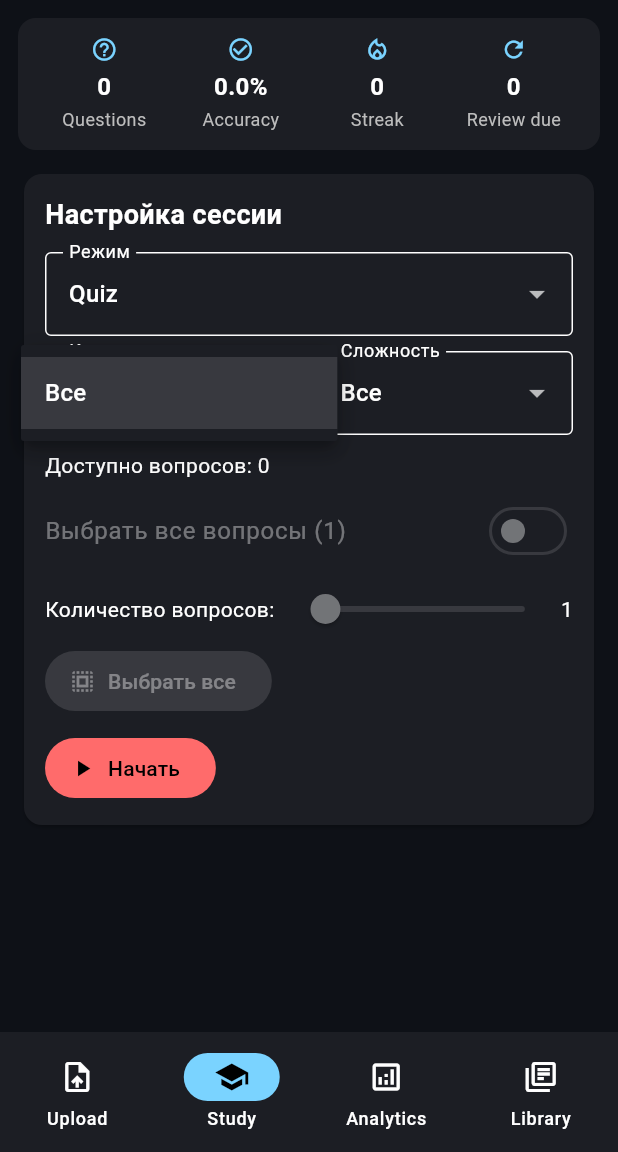
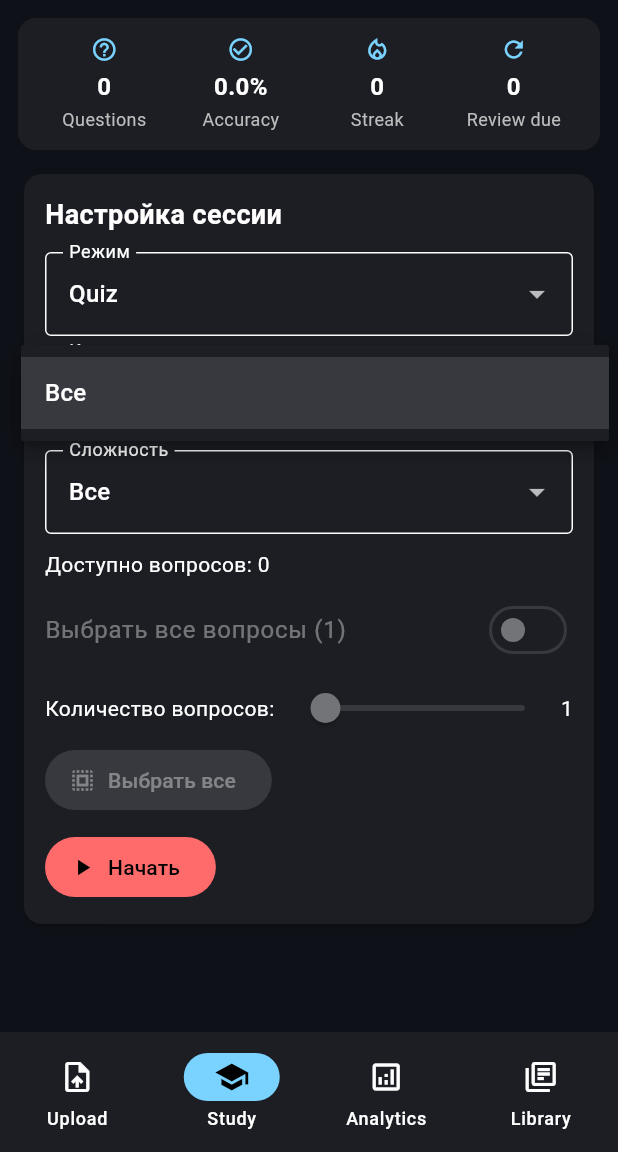
Before and after one commit to Nodensss/Tests, a Flutter app: the screen it shows after launch, item 2 of the bottom bar chosen, after a tap on "Все", on a phone screen of 412 x 824 dp, the part 84-1236 px from its top. Run offline on Flutter 3.47's test engine with Material 3 defaults, Android fonts, the phone set to English and light mode, and no system bars; our stand-ins replace file_picker, fl_chart, sqflite, sqflite_common_ffi, sqflite_common_ffi_web; missing offline and left inert: excel; accounts and stored records are empty; statements that could not run were skipped.

Commit message:
Fix web runtime, add duplicate viewer, and improve upload/study UX

```diff
--- a/lib/main.dart
+++ b/lib/main.dart
@@ -1,8 +1,10 @@
 import 'dart:io';
 
+import 'package:flutter/foundation.dart';
 import 'package:flutter/material.dart';
 import 'package:provider/provider.dart';
 import 'package:sqflite_common_ffi/sqflite_ffi.dart';
+import 'package:sqflite_common_ffi_web/sqflite_ffi_web.dart';
 
 import 'screens/analytics_screen.dart';
 import 'screens/library_screen.dart';
@@ -13,7 +15,9 @@ import 'state/app_state.dart';
 Future<void> main() async {
   WidgetsFlutterBinding.ensureInitialized();
 
-  if (Platform.isWindows || Platform.isLinux || Platform.isMacOS) {
+  if (kIsWeb) {
+    databaseFactory = databaseFactoryFfiWeb;
+  } else if (Platform.isWindows || Platform.isLinux || Platform.isMacOS) {
     sqfliteFfiInit();
     databaseFactory = databaseFactoryFfi;
   }
--- a/lib/screens/study_screen.dart
+++ b/lib/screens/study_screen.dart
@@ -123,64 +123,26 @@ class _StudyScreenState extends State<StudyScreen> {
                   },
                 ),
                 const SizedBox(height: 10),
-                Row(
-                  children: <Widget>[
-                    Expanded(
-                      child: DropdownButtonFormField<String>(
-                        initialValue: _category,
-                        decoration: const InputDecoration(
-                          border: OutlineInputBorder(),
-                          labelText: 'Категория',
-                        ),
-                        items: appState.categories
-                            .map(
-                              (c) => DropdownMenuItem<String>(
-                                value: c,
-                                child: Text(c),
-                              ),
-                            )
-                            .toList(growable: false),
-                        onChanged: (value) {
-                          if (value == null) {
-                            return;
-                          }
-                          setState(() {
-                            _category = value;
-                            _useAllQuestions = false;
-                          });
-                          _refreshAvailableCount(appState);
-                        },
-                      ),
-                    ),
-                    const SizedBox(width: 10),
-                    Expanded(
-                      child: DropdownButtonFormField<int?>(
-                        initialValue: _difficulty,
-                        decoration: const InputDecoration(
-                          border: OutlineInputBorder(),
-                          labelText: 'Сложность',
-                        ),
-                        items: const <DropdownMenuItem<int?>>[
-                          DropdownMenuItem<int?>(
-                            value: null,
-                            child: Text('Все'),
-                          ),
-                          DropdownMenuItem<int?>(value: 1, child: Text('1')),
-                          DropdownMenuItem<int?>(value: 2, child: Text('2')),
-                          DropdownMenuItem<int?>(value: 3, child: Text('3')),
-                          DropdownMenuItem<int?>(value: 4, child: Text('4')),
-                          DropdownMenuItem<int?>(value: 5, child: Text('5')),
+                LayoutBuilder(
+                  builder: (context, constraints) {
+                    final compact = constraints.maxWidth < 900;
+                    if (compact) {
+                      return Column(
+                        children: <Widget>[
+                          _buildCategoryField(appState),
+                          const SizedBox(height: 10),
+                          _buildDifficultyField(appState),
                         ],
-                        onChanged: (value) {
-                          setState(() {
-                            _difficulty = value;
-                            _useAllQuestions = false;
-                          });
-                          _refreshAvailableCount(appState);
-                        },
-                      ),
-                    ),
-                  ],
+                      );
+                    }
+                    return Row(
+                      children: <Widget>[
+                        Expanded(child: _buildCategoryField(appState)),
+                        const SizedBox(width: 10),
+                        Expanded(child: _buildDifficultyField(appState)),
+                      ],
+                    );
+                  },
                 ),
                 const SizedBox(height: 10),
                 Row(
@@ -296,6 +258,69 @@ class _StudyScreenState extends State<StudyScreen> {
           ),
         ),
       ],
+    );
+  }
+
+  Widget _buildCategoryField(AppState appState) {
+    return DropdownButtonFormField<String>(
+      initialValue: _category,
+      isExpanded: true,
+      decoration: const InputDecoration(
+        border: OutlineInputBorder(),
+        labelText: 'Категория',
+      ),
+      items: appState.categories
+          .map(
+            (c) => DropdownMenuItem<String>(
+              value: c,
+              child: Text(c, maxLines: 1, overflow: TextOverflow.ellipsis),
+            ),
+          )
+          .toList(growable: false),
+      selectedItemBuilder: (context) => appState.categories
+          .map(
+            (c) => Align(
+              alignment: Alignment.centerLeft,
+              child: Text(c, maxLines: 1, overflow: TextOverflow.ellipsis),
+            ),
+          )
+          .toList(growable: false),
+      onChanged: (value) {
+        if (value == null) {
+          return;
+        }
+        setState(() {
+          _category = value;
+          _useAllQuestions = false;
+        });
+        _refreshAvailableCount(appState);
+      },
+    );
+  }
+
+  Widget _buildDifficultyField(AppState appState) {
+    return DropdownButtonFormField<int?>(
+      initialValue: _difficulty,
+      isExpanded: true,
+      decoration: const InputDecoration(
+        border: OutlineInputBorder(),
+        labelText: 'Сложность',
+      ),
+      items: const <DropdownMenuItem<int?>>[
+        DropdownMenuItem<int?>(value: null, child: Text('Все')),
+        DropdownMenuItem<int?>(value: 1, child: Text('1')),
+        DropdownMenuItem<int?>(value: 2, child: Text('2')),
+        DropdownMenuItem<int?>(value: 3, child: Text('3')),
+        DropdownMenuItem<int?>(value: 4, child: Text('4')),
+        DropdownMenuItem<int?>(value: 5, child: Text('5')),
+      ],
+      onChanged: (value) {
+        setState(() {
+          _difficulty = value;
+          _useAllQuestions = false;
+        });
+        _refreshAvailableCount(appState);
+      },
     );
   }
 
--- a/lib/screens/upload_screen.dart
+++ b/lib/screens/upload_screen.dart
@@ -18,6 +18,16 @@ class _UploadScreenState extends State<UploadScreen> {
   Widget build(BuildContext context) {
     final appState = context.watch<AppState>();
     final questions = appState.uploadQuestions;
+    final duplicateGroups = appState.uploadDuplicateGroups;
+    final duplicateRows = duplicateGroups.fold<int>(
+      0,
+      (sum, group) => sum + group.duplicatesOnly,
+    );
+    final savedInput = appState.lastSaveInputCount;
+    final savedChanged = appState.lastSaveChangedCount;
+    final skipped = (savedInput != null && savedChanged != null)
+        ? (savedInput - savedChanged).clamp(0, savedInput)
+        : 0;
 
     return ListView(
       padding: const EdgeInsets.fromLTRB(12, 4, 12, 16),
@@ -114,6 +124,17 @@ class _UploadScreenState extends State<UploadScreen> {
                       label: const Text('Очистить'),
                     ),
                     TextButton.icon(
+                      onPressed: appState.busy || questions.isEmpty
+                          ? null
+                          : () => _showDuplicatesDialog(
+                              context,
+                              duplicateGroups,
+                              duplicateRows,
+                            ),
+                      icon: const Icon(Icons.copy_all_outlined),
+                      label: Text('Показать дубли ($duplicateRows)'),
+                    ),
+                    TextButton.icon(
                       onPressed: appState.busy
                           ? null
                           : () => _confirmResetDatabase(context, appState),
@@ -206,6 +227,33 @@ class _UploadScreenState extends State<UploadScreen> {
                       ),
                   ],
                 ),
+                if (appState.uploadSaved &&
+                    savedInput != null &&
+                    savedChanged != null) ...<Widget>[
+                  const SizedBox(height: 6),
+                  Text(
+                    'Сохранено/обновлено в БД: $savedChanged из $savedInput',
+                    style: TextStyle(color: Colors.grey.shade300, fontSize: 13),
+                  ),
+                  if (skipped > 0)
+                    Text(
+                      'Пропущено: $skipped (дубли или строки без вопроса/правильного ответа).',
+                      style: TextStyle(
+                        color: Colors.orange.shade300,
+                        fontSize: 12,
+                      ),
+                    ),
+                ],
+                if (duplicateRows > 0) ...<Widget>[
+                  const SizedBox(height: 4),
+                  Text(
+                    'В загруженном наборе найдено дублей: $duplicateRows строк.',
+                    style: TextStyle(
+                      color: Colors.orange.shade300,
+                      fontSize: 12,
+                    ),
+                  ),
+                ],
                 const SizedBox(height: 8),
                 _PreviewTable(),
               ],
@@ -314,6 +362,83 @@ class _UploadScreenState extends State<UploadScreen> {
       );
     }
   }
+
+  Future<void> _showDuplicatesDialog(
+    BuildContext context,
+    List<UploadDuplicateGroup> groups,
+    int duplicateRows,
+  ) async {
+    await showDialog<void>(
+      context: context,
+      builder: (context) => AlertDialog(
+        title: const Text('Дубли в загруженных вопросах'),
+        content: SizedBox(
+          width: 920,
+          height: 500,
+          child: groups.isEmpty
+              ? const Center(child: Text('Дубли не найдены.'))
+              : Column(
+                  crossAxisAlignment: CrossAxisAlignment.start,
+                  children: <Widget>[
+                    Text(
+                      'Групп дублей: ${groups.length}, лишних строк: $duplicateRows',
+                    ),
+                    const SizedBox(height: 10),
+                    Expanded(
+                      child: ListView.separated(
+                        itemCount: groups.length,
+                        separatorBuilder: (_, __) => const Divider(height: 16),
+                        itemBuilder: (context, index) {
+                          final item = groups[index];
+                          final sourceText = item.sources.join(', ');
+                          final wrong1 = item.wrongAnswers.isNotEmpty
+                              ? item.wrongAnswers[0]
+                              : '';
+                          final wrong2 = item.wrongAnswers.length > 1
+                              ? item.wrongAnswers[1]
+                              : '';
+                          final wrong3 = item.wrongAnswers.length > 2
+                              ? item.wrongAnswers[2]
+                              : '';
+                          return Column(
+                            crossAxisAlignment: CrossAxisAlignment.start,
+                            children: <Widget>[
+                              Text(
+                                '${index + 1}. Повторений: ${item.count} (лишних ${item.duplicatesOnly})',
+                                style: const TextStyle(
+                                  fontWeight: FontWeight.w700,
+                                ),
+                              ),
+                              const SizedBox(height: 4),
+                              Text('Вопрос: ${item.questionText}'),
+                              Text('Правильный: ${item.correctAnswer}'),
+                              if (wrong1.trim().isNotEmpty)
+                                Text('Неправильный 1: $wrong1'),
+                              if (wrong2.trim().isNotEmpty)
+                                Text('Неправильный 2: $wrong2'),
+                              if (wrong3.trim().isNotEmpty)
+                                Text('Неправильный 3: $wrong3'),
+                              Text(
+                                'Источники: $sourceText',
+                                style: TextStyle(color: Colors.grey.shade300),
+                              ),
+                            ],
+                          );
+                        },
+                      ),
+                    ),
+                  ],
+                ),
+        ),
+        actions: <Widget>[
+          TextButton(
+            onPressed: () => Navigator.of(context).pop(),
+            child: const Text('Закрыть'),
+          ),
+        ],
+      ),
+    );
+  }
 }
 
 class _PreviewTable extends StatelessWidget {
--- a/lib/state/app_state.dart
+++ b/lib/state/app_state.dart
@@ -11,6 +11,24 @@ import '../services/quiz_engine.dart';
 
 class _BusyProgressMarker {
   const _BusyProgressMarker();
+}
+
+class UploadDuplicateGroup {
+  const UploadDuplicateGroup({
+    required this.questionText,
+    required this.correctAnswer,
+    required this.wrongAnswers,
+    required this.count,
+    required this.sources,
+  });
+
+  final String questionText;
+  final String correctAnswer;
+  final List<String> wrongAnswers;
+  final int count;
+  final List<String> sources;
+
+  int get duplicatesOnly => count > 1 ? count - 1 : 0;
 }
 
 enum AiProvider { openrouter, local }
@@ -106,6 +124,8 @@ class AppState extends ChangeNotifier {
   List<String> uploadWarnings = <String>[];
   bool uploadCategorized = false;
   bool uploadSaved = false;
+  int? lastSaveInputCount;
+  int? lastSaveChangedCount;
 
   StudySessionState? studySession;
 
@@ -232,6 +252,74 @@ class AppState extends ChangeNotifier {
     return questions.map(_withResolvedCompetency).toList(growable: false);
   }
 
+  String _normalizeForDuplicate(String value) {
+    return value.replaceAll(RegExp(r'\s+'), ' ').trim();
+  }
+
+  String _buildDuplicateKey(Question question) {
+    final wrong = List<String>.from(question.wrongAnswers);
+    while (wrong.length < 3) {
+      wrong.add('');
+    }
+    return <String>[
+      _normalizeForDuplicate(question.questionText),
+      _normalizeForDuplicate(question.correctAnswer),
+      _normalizeForDuplicate(wrong[0]),
+      _normalizeForDuplicate(wrong[1]),
+      _normalizeForDuplicate(wrong[2]),
+    ].join('||');
+  }
+
+  List<UploadDuplicateGroup> get uploadDuplicateGroups {
+    if (uploadQuestions.isEmpty) {
+      return const <UploadDuplicateGroup>[];
+    }
+    final buckets = <String, List<Question>>{};
+    for (final question in uploadQuestions) {
+      final key = _buildDuplicateKey(question);
+      buckets.putIfAbsent(key, () => <Question>[]).add(question);
+    }
+
+    final groups = <UploadDuplicateGroup>[];
+    for (final bucket in buckets.values) {
+      if (bucket.length < 2) {
+        continue;
+      }
+      final first = bucket.first;
+      final sources = bucket
+          .map((q) {
+            final source = q.sourceFile?.trim() ?? '';
+            return source.isEmpty ? 'неизвестный источник' : source;
+          })
+          .toSet()
+          .toList(growable: false);
+      groups.add(
+        UploadDuplicateGroup(
+          questionText: first.questionText,
+          correctAnswer: first.correctAnswer,
+          wrongAnswers: List<String>.from(first.wrongAnswers),
+          count: bucket.length,
+          sources: sources,
+        ),
+      );
+    }
+    groups.sort((a, b) {
+      final byCount = b.count.compareTo(a.count);
+      if (byCount != 0) {
+        return byCount;
+      }
+      return a.questionText.compareTo(b.questionText);
+    });
+    return groups;
+  }
+
+  int get uploadDuplicateRows {
+    return uploadDuplicateGroups.fold<int>(
+      0,
+      (sum, group) => sum + group.duplicatesOnly,
+    );
+  }
+
   Future<void> parseFiles(List<PlatformFile> files) async {
     _setBusyState(
       value: true,
@@ -279,6 +367,8 @@ class AppState extends ChangeNotifier {
       uploadWarnings = warnings;
       uploadCategorized = false;
       uploadSaved = false;
+      lastSaveInputCount = null;
+      lastSaveChangedCount = null;
     } catch (e) {
       errorMessage = 'Ошибка парсинга файлов: $e';
     } finally {
@@ -385,8 +475,11 @@ class AppState extends ChangeNotifier {
     errorMessage = null;
     try {
       uploadQuestions = _normalizeUploadCompetencies(uploadQuestions);
+      final inputCount = uploadQuestions.length;
       final inserted = await databaseService.addQuestions(uploadQuestions);
       uploadSaved = true;
+      lastSaveInputCount = inputCount;
+      lastSaveChangedCount = inserted;
       await refreshDashboard();
       return inserted;
     } catch (e) {
@@ -464,6 +557,8 @@ class AppState extends ChangeNotifier {
     uploadWarnings = <String>[];
     uploadCategorized = false;
     uploadSaved = false;
+    lastSaveInputCount = null;
+    lastSaveChangedCount = null;
     notifyListeners();
   }
 
@@ -482,6 +577,8 @@ class AppState extends ChangeNotifier {
       uploadWarnings = <String>[];
       uploadCategorized = false;
       uploadSaved = false;
+      lastSaveInputCount = null;
+      lastSaveChangedCount = null;
       studySession = null;
       await refreshDashboard();
     } catch (e) {
--- a/pubspec.yaml
+++ b/pubspec.yaml
@@ -47,6 +47,7 @@ dependencies:
   google_generative_ai: ^0.4.7
   crypto: ^3.0.6
   http: ^1.6.0
+  sqflite_common_ffi_web: ^1.0.2
 
 dev_dependencies:
   flutter_test:
```
Also changed, not shown: pubspec.lock, vercel.json.
